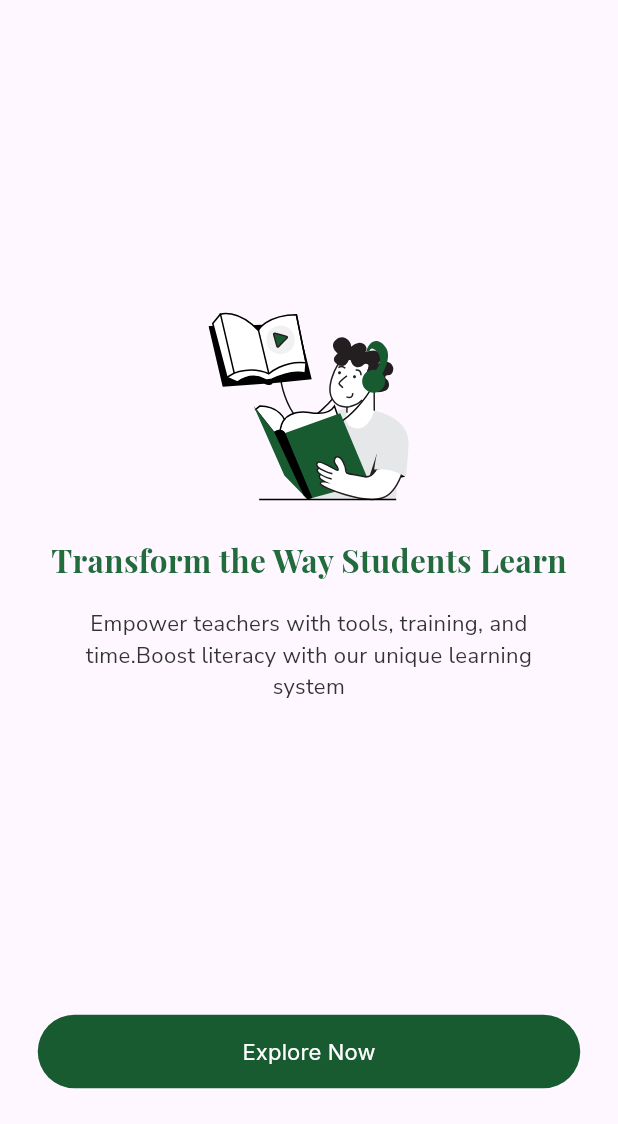
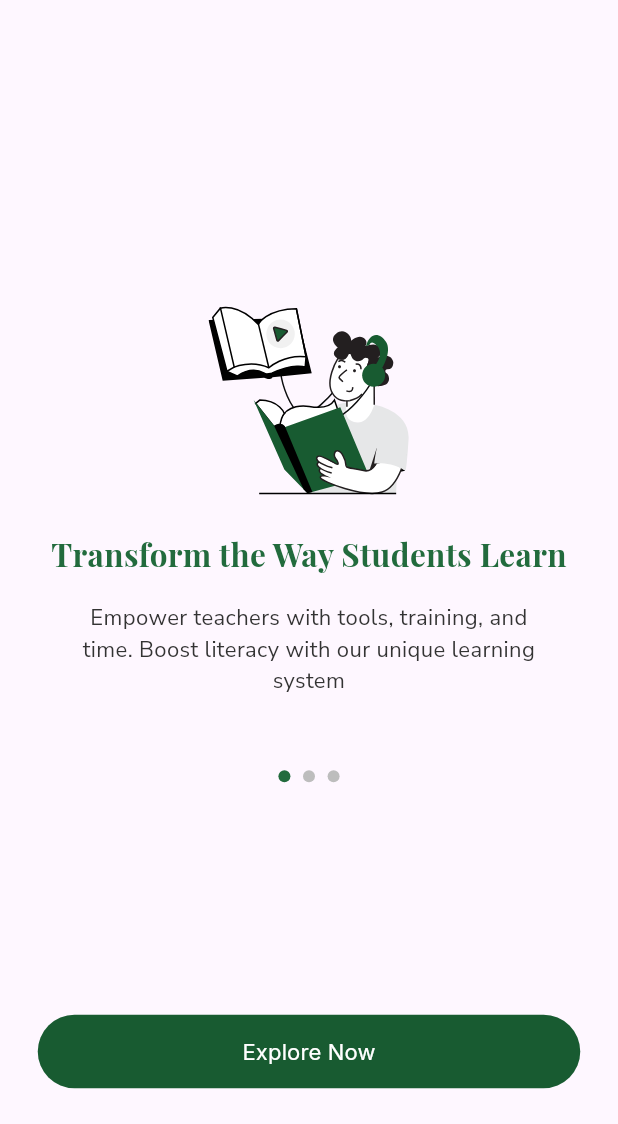
Before and after one commit to qalamschools/qalamApp, a Flutter app: the screen it shows after launch, on a phone screen of 412 x 824 dp, the part 112-1236 px from its top. Run offline on Flutter 3.47's test engine with Material 3 defaults, Android fonts, the light colour scheme and no system bars; our stand-ins replace bloc, equatable, firebase_core, firebase_messaging, flutter_bloc, flutter_screenutil and 2 more; accounts and stored records are empty.

Commit message:
onboarding added more views

```diff
--- a/lib/feature/onboarding_into/presentation/onboarding_into_screen.dart
+++ b/lib/feature/onboarding_into/presentation/onboarding_into_screen.dart
@@ -5,8 +5,22 @@ import 'package:google_fonts/google_fonts.dart';
 import 'package:qalam_app/feature/dashboard/dashboard_screen.dart';
 import 'package:qalam_app/feature/widgets/custom_button_widget.dart';
 
-class OnBoardingIntoScreen extends StatelessWidget {
+class OnBoardingIntoScreen extends StatefulWidget {
   const OnBoardingIntoScreen({super.key});
+
+  @override
+  State<OnBoardingIntoScreen> createState() => _OnBoardingIntoScreenState();
+}
+
+class _OnBoardingIntoScreenState extends State<OnBoardingIntoScreen> {
+  final PageController _pageController = PageController();
+  int _currentPage = 0;
+
+  void _onPageChanged(int index) {
+    setState(() {
+      _currentPage = index;
+    });
+  }
 
   @override
   Widget build(BuildContext context) {
@@ -17,70 +31,130 @@ class OnBoardingIntoScreen extends StatelessWidget {
           height: 100.sh,
           child: Column(
             crossAxisAlignment: CrossAxisAlignment.center,
-            mainAxisAlignment: MainAxisAlignment.center,
+            mainAxisAlignment: MainAxisAlignment.spaceBetween,
             children: [
-              SizedBox(
-                height: 20.h,
-              ),
-              Image.asset(
-                "assets/images/logo.png",
-                fit: BoxFit.cover,
-              ),
-              const Spacer(),
-              SvgPicture.asset("assets/icons/onboarding1.svg"),
-              SizedBox(
-                height: 20.h,
-              ),
-              Padding(
-                padding: EdgeInsets.symmetric(horizontal: 20.w),
+              SizedBox(height: 20.h),
+              Image.asset("assets/images/logo.png", fit: BoxFit.cover),
+              Expanded(
                 child: Column(
-                  crossAxisAlignment: CrossAxisAlignment.center,
+                  mainAxisAlignment: MainAxisAlignment.center,
                   children: [
-                    Text("Transform the Way Students Learn",
-                        textAlign: TextAlign.center,
-                        style: GoogleFonts.playfairDisplay(
-                            fontSize: 20.sp,
-                            fontWeight: FontWeight.w700,
-                            color: const Color(0xFf226B3D))),
                     SizedBox(
-                      height: 15.h,
+                      height: 300.h,
+                      // color: Colors.amberAccent,
+                      child: PageView(
+                        controller: _pageController,
+                        onPageChanged: _onPageChanged,
+                        children: [
+                          _buildPage(
+                            context,
+                            imagePath: "assets/icons/onboarding1.svg",
+                            title: "Transform the Way Students Learn",
+                            description:
+                                "Empower teachers with tools, training, and time. Boost literacy with our unique learning system",
+                          ),
+                          _buildPage(
+                            context,
+                            imagePath: "assets/icons/onboarding2.svg",
+                            title: "Engaging and Effective Learning",
+                            description:
+                                "Interactive content designed to captivate young minds and enhance understanding.",
+                          ),
+                          _buildPage(
+                            context,
+                            imagePath: "assets/icons/onboarding3.svg",
+                            title: "Track Progress Easily",
+                            description:
+                                "Monitor student improvement through intelligent dashboards and reports.",
+                          ),
+                        ],
+                      ),
                     ),
-                    Padding(
-                      padding: EdgeInsets.symmetric(horizontal: 24.w),
-                      child: Text(
-                          "Empower teachers with tools, training, and time.Boost literacy with our unique learning system",
-                          textAlign: TextAlign.center,
-                          style: GoogleFonts.nunitoSans(
-                              fontSize: 14.sp,
-                              fontWeight: FontWeight.w400,
-                              color: const Color(0xFF333333))),
+                    Row(
+                      mainAxisAlignment: MainAxisAlignment.center,
+                      children: List.generate(3, _buildIndicatorDot),
                     ),
                   ],
                 ),
               ),
-              const Spacer(),
               Padding(
                 padding: EdgeInsets.symmetric(horizontal: 24.w),
                 child: CustomButtonWidget(
                   onTap: () {
                     Navigator.push(
-                        context,
-                        MaterialPageRoute(
-                          builder: (context) => const DashboardScreen(),
-                        ));
+                      context,
+                      MaterialPageRoute(
+                        builder: (context) => const DashboardScreen(),
+                      ),
+                    );
                   },
                   text: "Explore Now",
                   showIcon: false,
                   width: 100.sw,
                 ),
               ),
-              SizedBox(
-                height: 20.h,
-              ),
+              SizedBox(height: 20.h),
             ],
           ),
         ),
       ),
     );
   }
+
+  Widget _buildIndicatorDot(int index) {
+    bool isActive = index == _currentPage;
+    return AnimatedContainer(
+      duration: const Duration(milliseconds: 100),
+      margin: EdgeInsets.symmetric(horizontal: 4.w),
+      height: 8,
+      width: 8,
+      decoration: BoxDecoration(
+        color: isActive ? const Color(0xFF226B3D) : Colors.grey.shade400,
+        borderRadius: BorderRadius.circular(4.r),
+      ),
+    );
+  }
+
+  Widget _buildPage(
+    BuildContext context, {
+    required String imagePath,
+    required String title,
+    required String description,
+  }) {
+    return Column(
+      mainAxisSize: MainAxisSize.min,
+      crossAxisAlignment: CrossAxisAlignment.center,
+      children: [
+        Expanded(
+          child: Padding(
+            padding: EdgeInsets.symmetric(horizontal: 20.w),
+            child: Column(
+              crossAxisAlignment: CrossAxisAlignment.center,
+              mainAxisAlignment: MainAxisAlignment.center,
+              children: [
+                SvgPicture.asset(imagePath),
+                SizedBox(height: 20.h),
+                Text(title,
+                    textAlign: TextAlign.center,
+                    style: GoogleFonts.playfairDisplay(
+                        fontSize: 20.sp,
+                        fontWeight: FontWeight.w700,
+                        color: const Color(0xFf226B3D))),
+                SizedBox(height: 15.h),
+                Padding(
+                  padding: EdgeInsets.symmetric(horizontal: 24.w),
+                  child: Text(description,
+                      textAlign: TextAlign.center,
+                      style: GoogleFonts.nunitoSans(
+                          fontSize: 14.sp,
+                          fontWeight: FontWeight.w400,
+                          color: const Color(0xFF333333))),
+                ),
+              ],
+            ),
+          ),
+        ),
+      ],
+    );
+  }
 }
```
